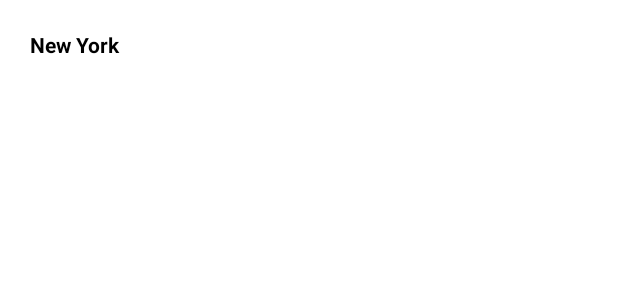
After one commit to sidthekidgowda/FairWeather, an Android app: the layout search_row.xml on its own in the app's theme, with its tools: preview values and no code run, on a phone screen of 412 x 824 dp. The commit adds this screen. Shown: the top 300 px of the screen. Run offline under Robolectric (Android 15) with nearby library versions, the phone set to English and light mode, and no system bars.

Commit message:
got search working

```diff
--- a/app/src/main/java/com/android/sidthekidgowda/fairweather/FairWeatherApplication.kt
+++ b/app/src/main/java/com/android/sidthekidgowda/fairweather/FairWeatherApplication.kt
@@ -1,10 +1,13 @@
 package com.android.sidthekidgowda.fairweather
 
 import com.android.sidthekidgowda.fairweather.di.DaggerFairWeatherComponent
+import com.google.android.libraries.places.api.Places
+import com.google.android.libraries.places.api.net.PlacesClient
 import dagger.android.AndroidInjector
 import dagger.android.support.DaggerApplication
 
 class FairWeatherApplication : DaggerApplication() {
+
     override fun applicationInjector(): AndroidInjector<out DaggerApplication> {
         return DaggerFairWeatherComponent.create()
     }
--- /dev/null
+++ b/app/src/main/res/layout/search_row.xml
@@ -0,0 +1,10 @@
+<?xml version="1.0" encoding="utf-8"?>
+<TextView xmlns:android="http://schemas.android.com/apk/res/android"
+    xmlns:tools="http://schemas.android.com/tools"
+    android:id="@+id/search_result_text"
+    android:layout_width="match_parent"
+    android:layout_height="wrap_content"
+    android:padding="20dp"
+    android:textColor="?attr/colorOnBackground"
+    android:textStyle="bold"
+    tools:text="New York" />
--- a/build.gradle
+++ b/build.gradle
@@ -8,7 +8,7 @@ buildscript {
 
     }
     dependencies {
-        classpath 'com.android.tools.build:gradle:3.5.3'
+        classpath 'com.android.tools.build:gradle:4.1.0'
         classpath "org.jetbrains.kotlin:kotlin-gradle-plugin:$kotlin_version"
         // NOTE: Do not place your application dependencies here; they belong
         // in the individual module build.gradle files
```
Also changed, not shown: app/build.gradle (+6 -1 lines), app/src/main/java/com/android/sidthekidgowda/fairweather/view/LocationSearchFragment.kt (+10 -3 lines), app/src/main/java/com/android/sidthekidgowda/fairweather/view/LocationSearchRecyclerAdapter.kt (added, +45 -0 lines), app/src/main/java/com/android/sidthekidgowda/fairweather/viewModel/LocationViewModel.kt (+34 -1 lines), app/src/main/res/layout/search_fragment.xml (+10 -7 lines), gradle/wrapper/gradle-wrapper.properties.
